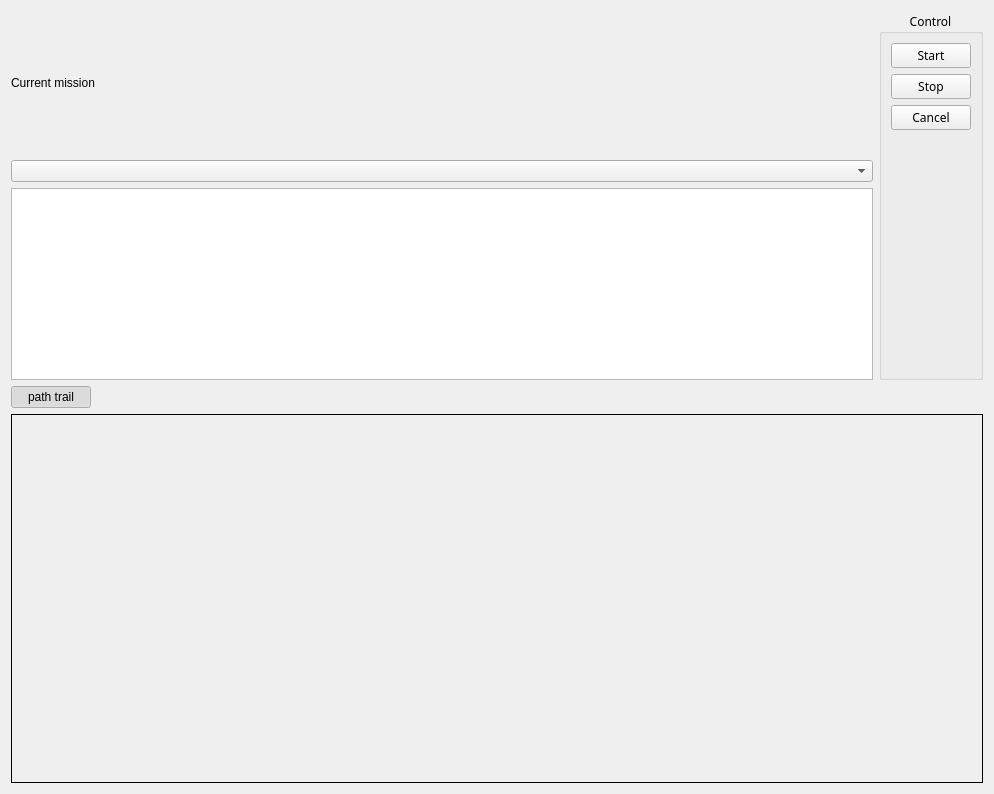
First picture: the form in agentes/mission_controller_giraff/src/localUI.ui, repository robocomp/robocomp-giraff, before the edit.
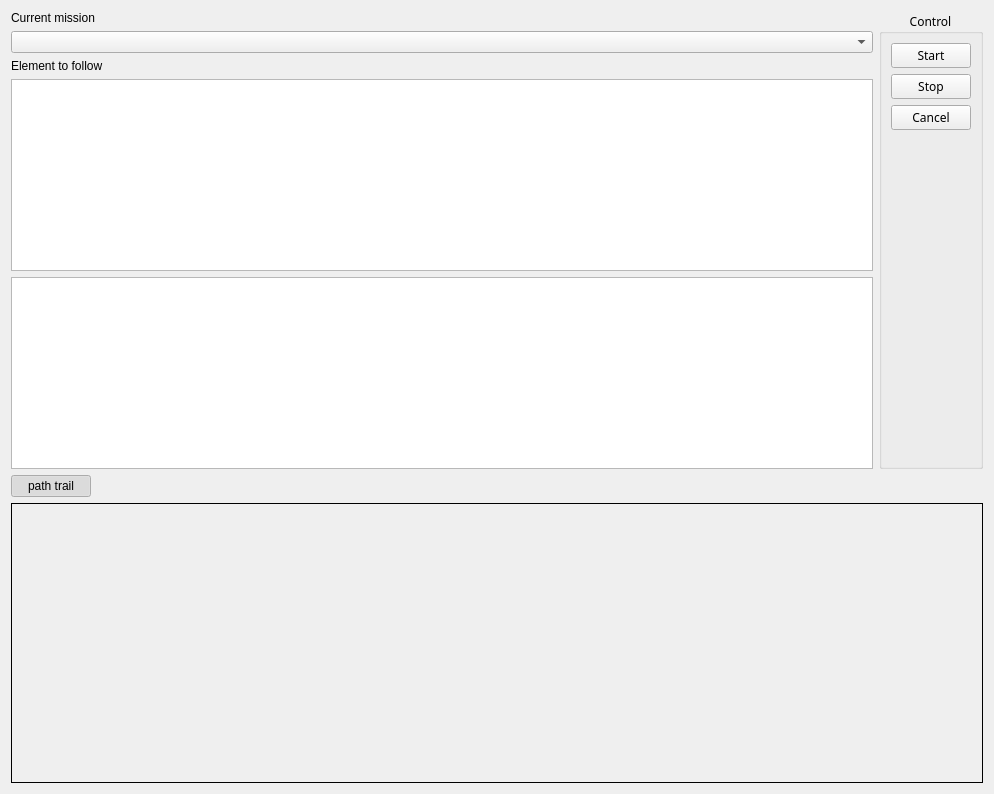
Second picture: the form after the edit.

Commit message: element to follow choose option added

```diff
--- a/agentes/mission_controller_giraff/src/localUI.ui
+++ b/agentes/mission_controller_giraff/src/localUI.ui
@@ -36,6 +36,16 @@
          <item>
           <widget class="QComboBox" name="list_plan"/>
          </item>
+         <item>
+          <widget class="QLabel" name="label_2">
+           <property name="text">
+            <string>Element to follow</string>
+           </property>
+          </widget>
+         </item>
+         <item>
+          <widget class="QListWidget" name="object_list"/>
+         </item>
          <item>
           <widget class="QPlainTextEdit" name="textedit_current_plan">
            <property name="enabled">
```
The commit also changes 16 other files.
